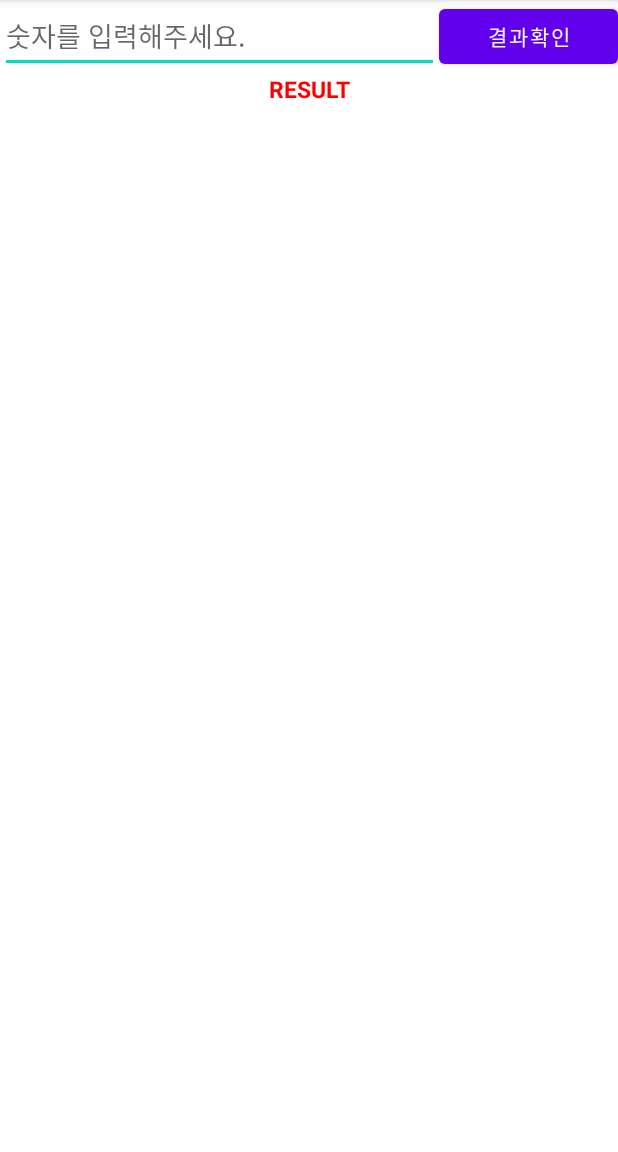
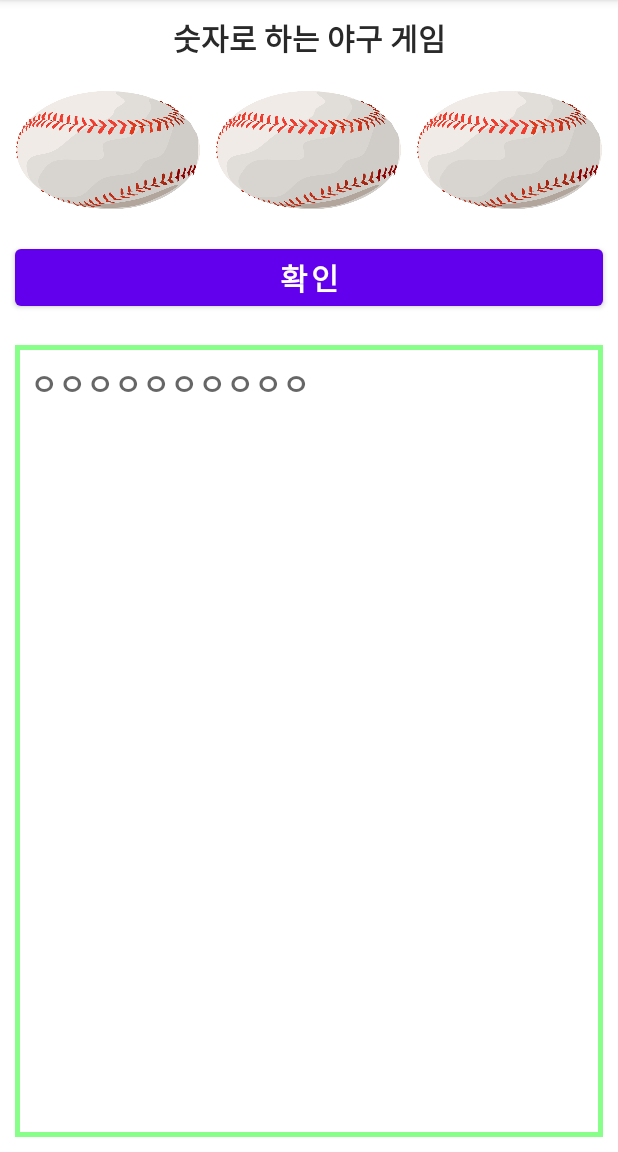
Before and after one commit to incava/TP_Baseball, an Android app: the screen it shows after launch (MainActivity), on a phone screen of 412 x 824 dp, the part 84-1236 px from its top. Run offline under Robolectric (Android 15) with nearby library versions, the phone set to English and light mode, and no system bars.

Commit message:
숫자야구 final

```diff
--- a/app/src/main/java/com/incava/tp_baseball/MainActivity.java
+++ b/app/src/main/java/com/incava/tp_baseball/MainActivity.java
@@ -2,6 +2,7 @@ package com.incava.tp_baseball;
 
 import androidx.appcompat.app.AppCompatActivity;
 
+import android.annotation.SuppressLint;
 import android.os.Bundle;
 import android.util.Log;
 import android.view.View;
@@ -12,12 +13,19 @@ import android.widget.TextView;
 import java.util.Random;
 
 public class MainActivity extends AppCompatActivity {
+    EditText et100; //유저 첫번째 숫자
+    EditText et10; //유저 두번째 숫자
+    EditText et1; //유저 세번째 숫자
+    Button btn; //유저 버튼
+    TextView tv; // 결과값
 
-    EditText et;
-    Button btn;
-    TextView tv;
+    int[] comAry; //컴퓨터 숫자가 들어 있는 배열
+    int[] userAry; //유저 숫자가 들어 있는 배열
 
-    int com;
+    int strike; // 스트라이크
+    int ball; // 볼
+
+    String lastText;
 
     @Override
     protected void onCreate(Bundle savedInstanceState) {
@@ -25,24 +33,55 @@ public class MainActivity extends AppCompatActivity {
         setContentView(R.layout.activity_main);
 
         Random rnd = new Random();
-        com = rnd.nextInt(501) + 500;
+        int temp;
+        comAry = new int[]{-1, -1, -1};
+        for(int i = 0;i < 3; i++){ //여기가 com 숫자 만드는 메서드
+            temp = rnd.nextInt(10);
+            if (temp == comAry[0] || temp == comAry[1] || temp == comAry[2] ) {
+                i--;
+                continue;
+            }
+            comAry[i] = temp;
+        }
+        Log.d("com : ", ""+comAry[0] + comAry[1] + comAry[2]);
+        btn = findViewById(R.id.btn_submit);
+        et100 = findViewById(R.id.et_handrad);
+        et10 = findViewById(R.id.et_ten);
+        et1 = findViewById(R.id.et_one);
+        tv = findViewById(R.id.tv_result);
+        btn.setOnClickListener(new View.OnClickListener() {
 
-
-        et = findViewById(R.id.et_number);
-        btn = findViewById(R.id.btn_submit);
-        tv = findViewById(R.id.tv_result);
-
-
-        btn.setOnClickListener(new View.OnClickListener() {
             @Override
             public void onClick(View view) {
-                int num;
+                userAry = new int[3];
+                strike = 0;
+                ball = 0;
                 try {
-                    num = Integer.parseInt(et.getText().toString());
-                    if (num > com) tv.setText(num + "보다 작습니다.");
-                    else if (num < com) tv.setText(num + "보다 큽니다.");
-                    else tv.setText("축하합니다\n 정답입니다.");
-                    et.setText("");
+                    userAry[0] = Integer.parseInt(et100.getText().toString());
+                    userAry[1] = Integer.parseInt(et10.getText().toString());
+                    userAry[2] = Integer.parseInt(et1.getText().toString());
+                    for (int i = 0; i < 3; i++) { //strike 확인
+                       if (comAry[i]==userAry[i]) {
+                           strike += 1;
+                           continue;
+                       }
+                       //같지 않으므로 볼 확인
+                       for(int j = 0; j < 3; j++){
+                           if (comAry[i] == userAry[j]){
+                               ball+=1;
+                               break;
+                           }
+                       }
+                    }
+                    lastText = tv.getText().toString();
+                    // 지난 텍스트에 덧붙여 다시 쓰기. tip!! 끝에 \n을 붙여야 한다.
+                    tv.setText(lastText+userAry[0]+userAry[1]+userAry[2] +" : " + strike + "Strike " + ball + "Ball\n");
+                    et100.setText(""); //초기화
+                    et10.setText("");
+                    et1.setText("");
+                    if(strike == 3){ //만약에 다 맞춘 경우.
+                        tv.setText(tv.getText().toString()+"축하합니다.\n 맞추셧어요!!짝짝");
+                    }
                 } catch (Exception e) {
                     Log.d("Error :", e.toString());
                 }
--- /dev/null
+++ b/app/src/main/res/drawable/rectangle.xml
@@ -0,0 +1,7 @@
+<?xml version="1.0" encoding="utf-8"?>
+<shape xmlns:android="http://schemas.android.com/apk/res/android"
+    android:shape="rectangle">
+    <stroke android:width="3dp"
+        android:color="#f8f8"
+        />
+</shape>
--- a/app/src/main/res/layout/activity_main.xml
+++ b/app/src/main/res/layout/activity_main.xml
@@ -7,44 +7,84 @@
     android:orientation="vertical"
     tools:context=".MainActivity">
 
+        <TextView
+            android:id="@+id/tv_theme"
+            android:layout_width="match_parent"
+            android:layout_height="wrap_content"
+            android:text="숫자로 하는 야구 게임"
+            android:textSize="20sp"
+            android:gravity="center"
+            android:padding="10dp"
+            android:textColor="#292929"
+            android:textStyle="bold"
+        />
     <LinearLayout
         android:layout_width="match_parent"
-        android:layout_height="wrap_content"
+        android:layout_height="100dp"
         android:orientation="horizontal"
-        android:weightSum="5"
+        android:weightSum="3"
+        android:padding="5dp"
         >
-
         <EditText
-            android:id="@+id/et_number"
-            android:layout_width="wrap_content"
+            android:id="@+id/et_handrad"
+            android:layout_width="0dp"
             android:layout_height="match_parent"
-            android:hint="숫자를 입력해주세요."
-            android:layout_weight="4"
+            android:background="@drawable/ball"
+            android:layout_weight="1"
+            android:layout_margin="5dp"
             android:inputType="number"
+            android:textStyle="bold"
+            android:gravity="center"
+            android:textSize="30sp"
+            android:maxEms="1"
             />
+        <EditText
+            android:id="@+id/et_ten"
+            android:layout_width="0dp"
+            android:layout_height="match_parent"
+            android:background="@drawable/ball"
+            android:layout_weight="1"
+            android:layout_margin="5dp"
+            android:inputType="number"
+            android:textStyle="bold"
+            android:gravity="center"
+            android:textSize="30sp"
+            android:maxEms="1"
+            />
+        <EditText
+            android:id="@+id/et_one"
+            android:layout_width="0dp"
+            android:layout_height="match_parent"
+            android:background="@drawable/ball"
+            android:layout_weight="1"
+            android:layout_margin="5dp"
+            android:inputType="number"
+            android:textStyle="bold"
+            android:gravity="center"
+            android:textSize="30sp"
+            android:maxEms="1"
+            />
+        </LinearLayout>
     <Button
         android:id="@+id/btn_submit"
-            android:layout_width="wrap_content"
-            android:layout_height="match_parent"
-            android:text="결과확인"
-            android:layout_weight="1"
+        android:layout_width="match_parent"
+        android:layout_height="wrap_content"
+        android:layout_margin="10dp"
+        android:text="확인"
+        android:textStyle="bold"
+        android:textSize="20sp"
         />
-    </LinearLayout>
-
     <TextView
         android:id="@+id/tv_result"
         android:layout_width="match_parent"
-        android:layout_height="wrap_content"
-        android:text="RESULT"
-        android:textColor="#FF0000"
-        android:textSize="15sp"
+        android:layout_height="match_parent"
+        android:background="@drawable/rectangle"
+        android:layout_margin="10dp"
+        android:hint="ㅇㅇㅇㅇㅇㅇㅇㅇㅇㅇ"
+        android:padding="10dp"
+        android:textSize="20sp"
+        android:textColor="#292929"
         android:textStyle="bold"
-        android:gravity="center"
-
         />
 
-
-
-
-
 </LinearLayout>
```
Also changed, not shown: app/src/main/res/drawable/ball.png (added). Lines whose indentation alone changed are shown as unchanged.
